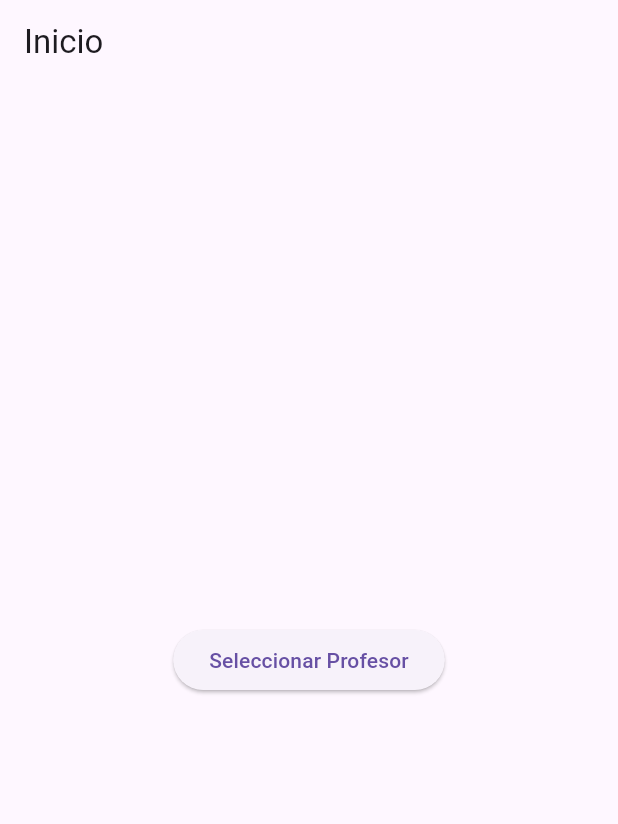
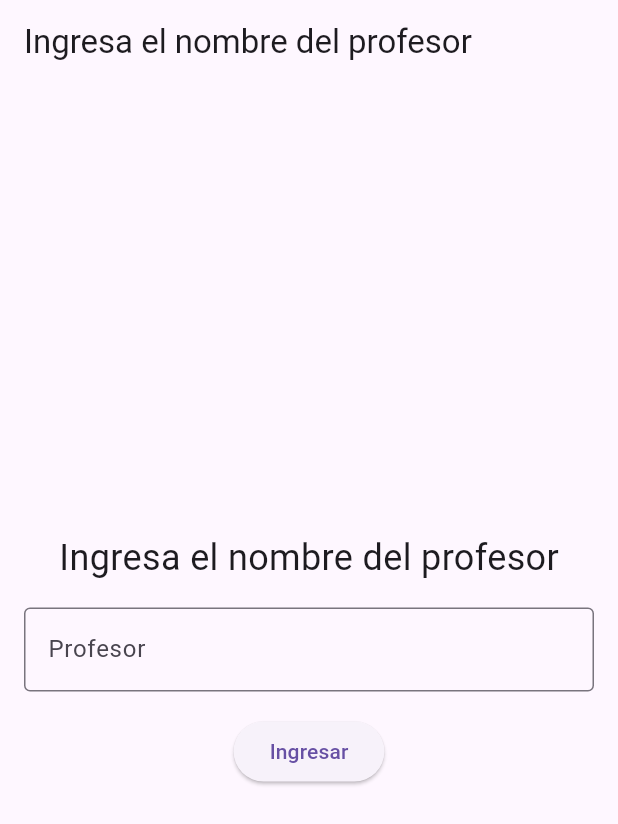
Before and after one commit to diegorover/app_profesores, a Flutter app: the screen it shows after launch, on a phone screen of 412 x 824 dp. Shown: the top 824 px of the screen. Run offline on Flutter 3.47's test engine with Material 3 defaults, Android fonts, the light colour scheme and no system bars; our stand-ins replace cloud_firestore, firebase_core; accounts and stored records are empty.

Commit message:
Nueva BBDD funcionalidades

```diff
--- a/lib/inicio.dart
+++ b/lib/inicio.dart
@@ -1,26 +1,69 @@
 import 'package:flutter/material.dart';
 import 'seleccion_profesor.dart';
 
-class Inicio extends StatelessWidget {
+class Inicio extends StatefulWidget {
+  const Inicio({super.key});
+
+  @override
+  State<Inicio> createState() => _InicioState();
+}
+
+class _InicioState extends State<Inicio> {
+  final TextEditingController _profesorController = TextEditingController();
+
+  void _navigateToProfesorSelection() {
+    final profesor = _profesorController.text.trim();
+    if (profesor.isNotEmpty) {
+      Navigator.push(
+        context,
+        MaterialPageRoute(
+          builder: (context) => SeleccionProfesor(profesorId: '4kReqVo85w4yVWcviLGB'), // Actualiza según la lógica
+        ),
+      );
+    } else {
+      ScaffoldMessenger.of(context).showSnackBar(
+        const SnackBar(content: Text('Por favor, ingresa el nombre del profesor.')),
+      );
+    }
+  }
+
   @override
   Widget build(BuildContext context) {
     return Scaffold(
       appBar: AppBar(
-        title: const Text('Inicio'),
+        title: const Text('Ingresa el nombre del profesor'),
       ),
-      body: Center(
-        child: ElevatedButton(
-          onPressed: () {
-            Navigator.push(
-              context,
-              MaterialPageRoute(
-                builder: (context) => const SeleccionProfesor(profesor: 'Profesor Nombre'),
+      body: Padding(
+        padding: const EdgeInsets.all(16.0),
+        child: Column(
+          mainAxisAlignment: MainAxisAlignment.center,
+          children: [
+            const Text(
+              'Ingresa el nombre del profesor',
+              style: TextStyle(fontSize: 24),
+            ),
+            const SizedBox(height: 16),
+            TextField(
+              controller: _profesorController,
+              decoration: const InputDecoration(
+                border: OutlineInputBorder(),
+                labelText: 'Profesor',
               ),
-            );
-          },
-          child: const Text('Seleccionar Profesor'),
+            ),
+            const SizedBox(height: 16),
+            ElevatedButton(
+              onPressed: _navigateToProfesorSelection,
+              child: const Text('Ingresar'),
+            ),
+          ],
         ),
       ),
     );
   }
+
+  @override
+  void dispose() {
+    _profesorController.dispose();
+    super.dispose();
+  }
 }
```
Also changed, not shown: lib/firebase_service.dart (+39 -28 lines), lib/preguntas.dart (+23 -64 lines), lib/seleccion_profesor.dart (+10 -55 lines), lib/seleccion_trimestre.dart (+8 -8 lines).
